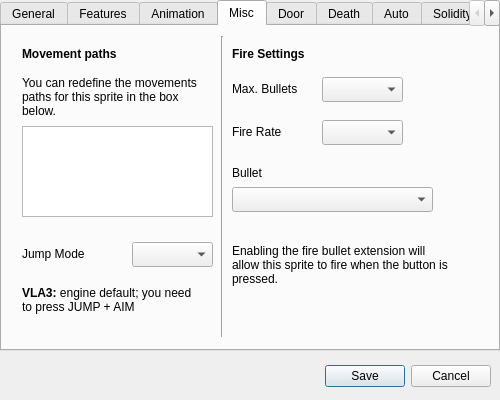
Above: src/lgck-builder/DlgObject.ui from cfrankb/lgck-src before the change. Below: the same form after it.
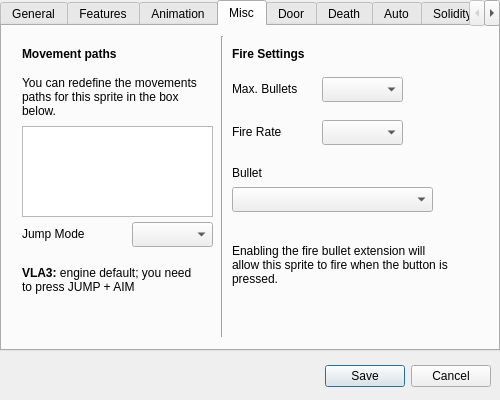
That is the form after the change. The open tabs and pages were chosen to show the change. Icons and pictures are not drawn. Custom widgets are drawn as their Qt base class.

```diff
--- a/src/lgck-builder/DlgObject.ui
+++ b/src/lgck-builder/DlgObject.ui
@@ -703,7 +703,7 @@
      <property name="geometry">
       <rect>
        <x>130</x>
-       <y>216</y>
+       <y>196</y>
        <width>81</width>
        <height>25</height>
       </rect>
@@ -713,8 +713,8 @@
      <property name="geometry">
       <rect>
        <x>20</x>
-       <y>220</y>
-       <width>71</width>
+       <y>200</y>
+       <width>81</width>
        <height>16</height>
       </rect>
      </property>
@@ -742,9 +742,9 @@
      <property name="geometry">
       <rect>
        <x>20</x>
-       <y>260</y>
+       <y>240</y>
        <width>181</width>
-       <height>41</height>
+       <height>71</height>
       </rect>
      </property>
      <property name="text">
@@ -865,7 +865,7 @@
        <x>230</x>
        <y>218</y>
        <width>221</width>
-       <height>51</height>
+       <height>71</height>
       </rect>
      </property>
      <property name="text">
```
Left out of the diff: 2 changed lines with no effect on the pictures.
